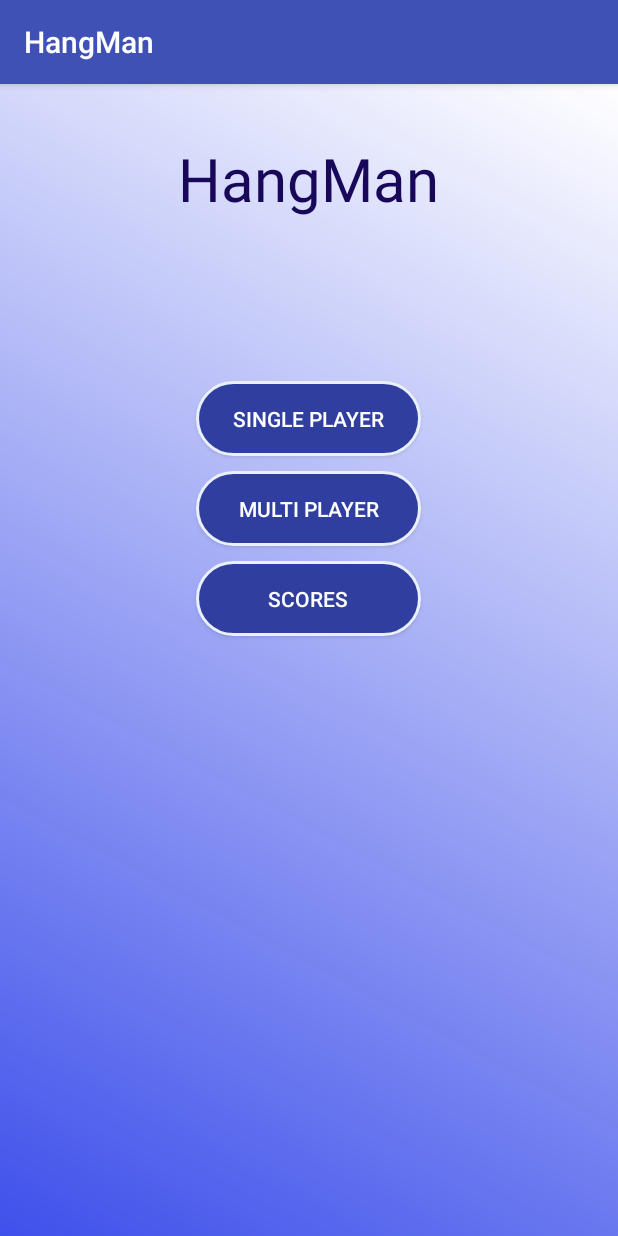
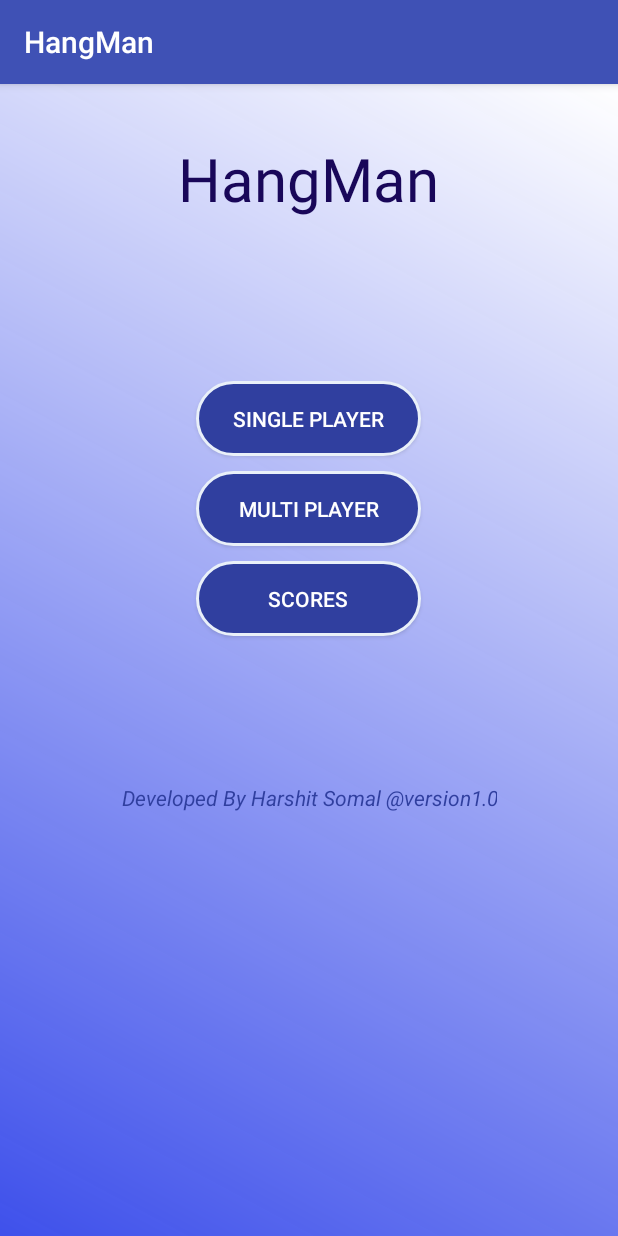
Before and after one commit to HarshitSomal/HangMan_Game, an Android app: the screen it shows after launch (MainActivity), on a phone screen of 412 x 824 dp. Run offline under Robolectric (Android 15) with nearby library versions, the phone set to English and light mode, and no system bars.

```diff
--- a/app/src/main/res/layout/activity_main.xml
+++ b/app/src/main/res/layout/activity_main.xml
@@ -71,5 +71,25 @@
         android:layout_marginBottom="10dp"
         android:onClick="Score"
         android:textColor="@color/text" />
+<LinearLayout
+    android:layout_width="fill_parent"
+    android:layout_height="wrap_content"
+    android:orientation="vertical"
 
+    android:gravity="center_horizontal"
+    android:layout_marginBottom="10dp"
+    android:layout_marginTop="450dp">
+
+    <TextView
+        android:layout_width="wrap_content"
+        android:layout_height="wrap_content"
+        android:layout_gravity="center_horizontal"
+        android:text=  "Developed By Harshit Somal @version1.0"
+        android:textStyle="italic"
+        android:textColor="@color/colorPrimaryDark"
+
+        android:layout_alignParentTop="true"
+        android:layout_centerHorizontal="true"
+        android:gravity="center_horizontal" />
+</LinearLayout>
 </RelativeLayout>
```
